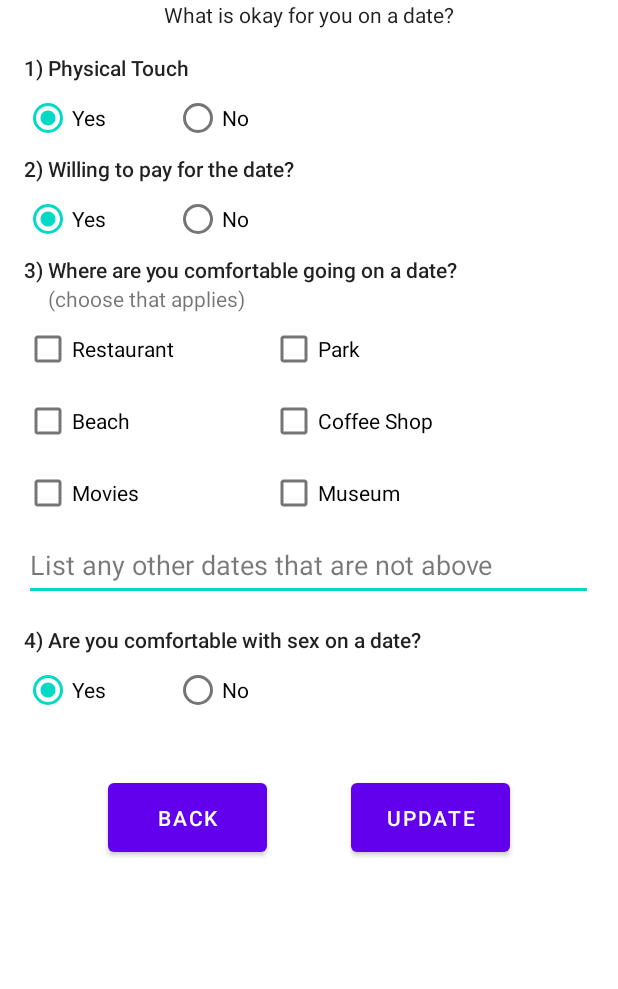
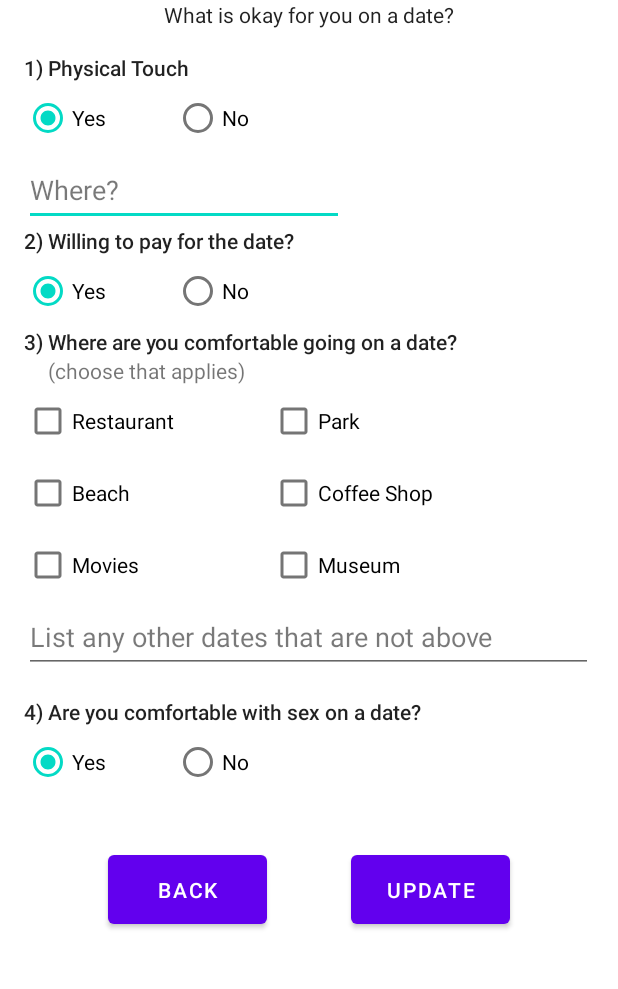
Before and after one commit to thanggianguyen/covid-self-report, an Android app: the SurveyFragment screen opened through its navigation route, after a tap on "EDIT SURVEY", on a phone screen of 412 x 824 dp, the part 152-1141 px from its top. Run offline under Robolectric (Android 15) with nearby library versions, the phone set to English and light mode, and no system bars; our stand-ins replace navigation-ui; 5 statements that could not run were skipped.

Commit message:
Update Survey

```diff
--- a/app/src/main/java/com/example/datingconsent/surveyresources/SurveyDatingFragment.java
+++ b/app/src/main/java/com/example/datingconsent/surveyresources/SurveyDatingFragment.java
@@ -187,7 +187,14 @@ public class SurveyDatingFragment extends Fragment {
         try { selectedIndexQ1 = Integer.parseInt(datingpreferences.getResponse(0)); }
         catch (NumberFormatException e) { selectedIndexQ1 = 0; }
         switch (selectedIndexQ1) {
-            case 0: PhyTou.check(R.id.dating_PhyTouYes_radiobtn); break;
+            case 0: PhyTou.check(R.id.dating_PhyTouYes_radiobtn);
+                if (PhyTou.getCheckedRadioButtonId() == R.id.dating_PhyTouYes_radiobtn) {
+                    PhyTouWhere.setVisibility(View.VISIBLE);
+
+                } else if (PhyTou.getCheckedRadioButtonId() == R.id.dating_PhyTouNo_radiobtn) {
+                    PhyTouWhere.setVisibility(View.GONE);
+                }
+            break;
             case 1: PhyTou.check(R.id.dating_PhyTouNo_radiobtn); break;
         }
 
@@ -234,7 +241,10 @@ public class SurveyDatingFragment extends Fragment {
         datingpreferences.setQuestion(0, ((TextView)requireActivity().findViewById(R.id.dating_PhyTouTitle_text)).getText().toString());
         datingpreferences.setResponse(0, Integer.toString(PhyTou.indexOfChild(requireView().findViewById(
                 PhyTou.getCheckedRadioButtonId()))));
-        datingpreferences.setTextboxResponse(0, PhyTouWhere.getText().toString());
+        if(PhyTou.getCheckedRadioButtonId() == R.id.dating_PhyTouNo_radiobtn)
+            datingpreferences.setTextboxResponse(0, " ");
+        else if(PhyTou.getCheckedRadioButtonId() == R.id.dating_PhyTouYes_radiobtn)
+            datingpreferences.setTextboxResponse(0, PhyTouWhere.getText().toString());
 
         //Set the response for Paying (index 1 of the preferenceSurvey questions arrays) to the selected radiobutton index of Paying Response:
         datingpreferences.setQuestion(1, ((TextView)requireActivity().findViewById(R.id.dating_PayTitle_text)).getText().toString());
--- a/app/src/main/java/com/example/datingconsent/surveyresources/SurveySexFragment.java
+++ b/app/src/main/java/com/example/datingconsent/surveyresources/SurveySexFragment.java
@@ -279,7 +279,7 @@ public class SurveySexFragment extends Fragment {
         sexpreferences.setResponse(2, birthControlResponse);
 
         //Set the response for Birth Control (index 3 of the preferenceSurvey questions arrays) to the selected CheckBoxes' text fields:
-        sexpreferences.setQuestion(3, "Types of Birth Control(s):");
+        sexpreferences.setQuestion(3, "2a) Types of Birth Control(s):");
         String bcResponse = "";
         for (CheckBox current : bc) {
             if (current.isChecked())
--- a/app/src/main/java/com/example/datingconsent/ui/survey/SurveyFragment.java
+++ b/app/src/main/java/com/example/datingconsent/ui/survey/SurveyFragment.java
@@ -31,7 +31,6 @@ public class SurveyFragment extends Fragment {
         // Required empty public constructor
     }
 
-
     @Override
     public void onCreate(Bundle savedInstanceState) {
         super.onCreate(savedInstanceState);
@@ -51,6 +50,7 @@ public class SurveyFragment extends Fragment {
         titles = new TextView[12];
         response = new TextView[14];
 
+        //Initialize all the TextViews for Question and Responses in the respective array.
         titles[0] = view.findViewById(R.id.survey_Dating_PhyTou);
         titles[1] = view.findViewById(R.id.survey_Dating_Pay);
         titles[2] = view.findViewById(R.id.survey_Dating_Dates);
@@ -85,6 +85,8 @@ public class SurveyFragment extends Fragment {
         titles[11].setText("Where?:");
         response[13].setText(datingSurvey.getTextboxResponse(0));
 
+        //Substitute the TextView with its respective data
+        //By accessing its respective Survey
         for(int i = 0; i <= 3; i++)
         {
             titles[i].setText(datingSurvey.getQuestion(i));
@@ -105,6 +107,8 @@ public class SurveyFragment extends Fragment {
                 continue;
         }
 
+        //Shows the Sex Survey only if the user selects "Yes" for consent
+        //For sex in the Dating Survey
         if(datingSurvey.getResponse(3).equals("0")) {
             titles[4].setVisibility(View.VISIBLE);
             titles[5].setVisibility(View.VISIBLE);
@@ -144,6 +148,8 @@ public class SurveyFragment extends Fragment {
                 response[12].setVisibility(View.GONE);
             }
         }
+        //Hides the Sex Survey only if the user selects "Yes" for consent
+        //For sex in the Dating Survey
         else if(datingSurvey.getResponse(3).equals("1")){
             SexTitle.setVisibility(View.GONE);
             titles[4].setVisibility(View.GONE);
@@ -164,6 +170,19 @@ public class SurveyFragment extends Fragment {
             response[12].setVisibility(View.GONE);
         }
 
+        //Shows or Hides "PhyTouWhere" depending on
+        //What the user selects for "PhyTou"
+        if(datingSurvey.getResponse(0).equals("1"))
+        {
+            titles[11].setVisibility(View.GONE);
+            response[13].setVisibility(View.GONE);
+        }
+        else
+        {
+            titles[11].setVisibility(View.VISIBLE);
+            response[13].setVisibility(View.VISIBLE);
+        }
+
         //Set the OnClickListener for the change preferences button:
         EditButton = view.findViewById(R.id.survey_Edit_button);
         EditButton.setOnClickListener(new View.OnClickListener() {
@@ -174,6 +193,7 @@ public class SurveyFragment extends Fragment {
             }
         });
     }
+
     private static String preferenceNumberToText(int questionNum, int num) {
         String str = "";
         if (questionNum == 0 || questionNum == 1 || questionNum == 3) {
```
